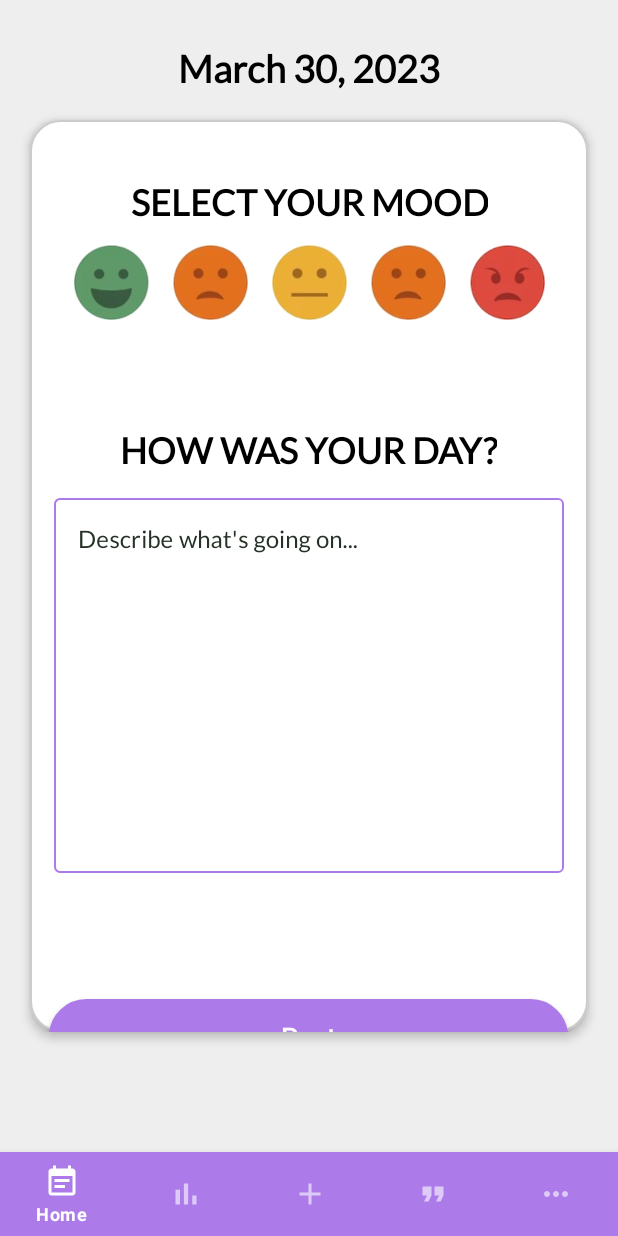
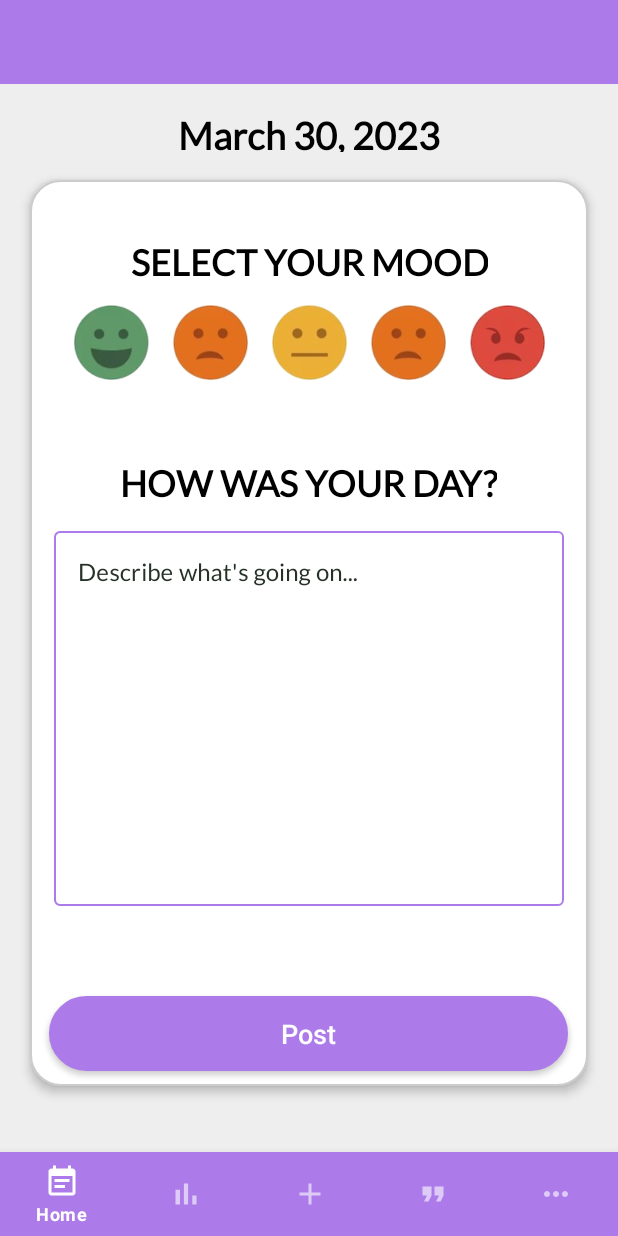
Before and after one commit to gabbycoloma/VibeSense, an Android app: the fragment Add placed in its activity, on a phone screen of 412 x 824 dp. Run offline under Robolectric (Android 15) with nearby library versions, the phone set to English and light mode, and no system bars.

Commit message:
fix fragment_add.xml

```diff
--- a/app/src/main/res/layout/fragment_add.xml
+++ b/app/src/main/res/layout/fragment_add.xml
@@ -7,18 +7,36 @@
     tools:context=".Add"
     android:background="#EEEEEE">
 
+    <androidx.constraintlayout.widget.ConstraintLayout
+        android:layout_width="match_parent"
+        android:layout_height="match_parent">
+
+        <com.google.android.material.appbar.MaterialToolbar
+            android:id="@+id/materialToolbar"
+            android:layout_width="match_parent"
+            android:layout_height="wrap_content"
+            android:background="?attr/colorPrimary"
+            android:minHeight="?attr/actionBarSize"
+            android:theme="?attr/actionBarTheme"
+            app:layout_constraintEnd_toEndOf="parent"
+            app:layout_constraintStart_toStartOf="parent"
+            app:layout_constraintTop_toTopOf="parent">
+        </com.google.android.material.appbar.MaterialToolbar>
+    </androidx.constraintlayout.widget.ConstraintLayout>
+
     <androidx.appcompat.widget.LinearLayoutCompat
         android:layout_width="match_parent"
         android:layout_height="wrap_content"
-        android:layout_marginTop="30dp"
+        android:layout_marginTop="60dp"
         android:gravity="center"
         >
+
         <TextView
             android:id="@+id/moodDate"
             android:layout_width="wrap_content"
             android:layout_height="wrap_content"
             android:fontFamily="@font/lato"
-            android:text="LOG IN"
+            android:layout_marginTop="10dp"
             android:textColor="@color/black"
             android:fontWeight="800"
             android:textFontWeight="800"
@@ -29,12 +47,12 @@
 
     <androidx.appcompat.widget.LinearLayoutCompat
         android:layout_width="match_parent"
-        android:layout_height="match_parent"
+        android:layout_height="wrap_content"
         android:layout_marginHorizontal="20dp"
-        android:layout_marginVertical="80dp"
         android:background="@drawable/customborder"
         android:clipToPadding="false"
         android:elevation="4dp"
+        android:layout_marginTop="120dp"
         android:orientation="vertical">
 
         <TextView
@@ -99,7 +117,7 @@
             android:layout_width="wrap_content"
             android:layout_height="wrap_content"
             android:layout_gravity="center"
-            android:layout_marginTop="58dp"
+            android:layout_marginTop="40dp"
             android:gravity="center"
             android:text="HOW WAS YOUR DAY?"
             android:textSize="24sp"
@@ -144,7 +162,7 @@
             android:layout_width="346dp"
             android:layout_height="50dp"
             android:layout_gravity="center"
-            android:layout_marginTop="84dp"
+            android:layout_marginTop="60dp"
             android:background="@drawable/buttonshape2"
             android:textAlignment="center"
             android:textAllCaps="false"
--- a/app/src/main/res/layout/fragment_terms_conditions.xml
+++ b/app/src/main/res/layout/fragment_terms_conditions.xml
@@ -32,7 +32,9 @@
             android:text="TERMS AND CONDITIONS"
             android:textColor="@color/white"
             android:textFontWeight="800"
-            android:textSize="24sp" />
+            android:textSize="24sp"
+            tools:layout_editor_absoluteX="71dp"
+            tools:layout_editor_absoluteY="13dp" />
         <ImageButton
             android:id="@+id/btnBack"
             android:layout_width="40dp"
--- a/build.gradle
+++ b/build.gradle
@@ -4,7 +4,7 @@ buildscript {
     }
 }// Top-level build file where you can add configuration options common to all sub-projects/modules.
 plugins {
-    id 'com.android.application' version '7.4.1' apply false
-    id 'com.android.library' version '7.4.1' apply false
+    id 'com.android.application' version '7.4.2' apply false
+    id 'com.android.library' version '7.4.2' apply false
     id 'org.jetbrains.kotlin.android' version '1.8.20-RC' apply false
 }
```
